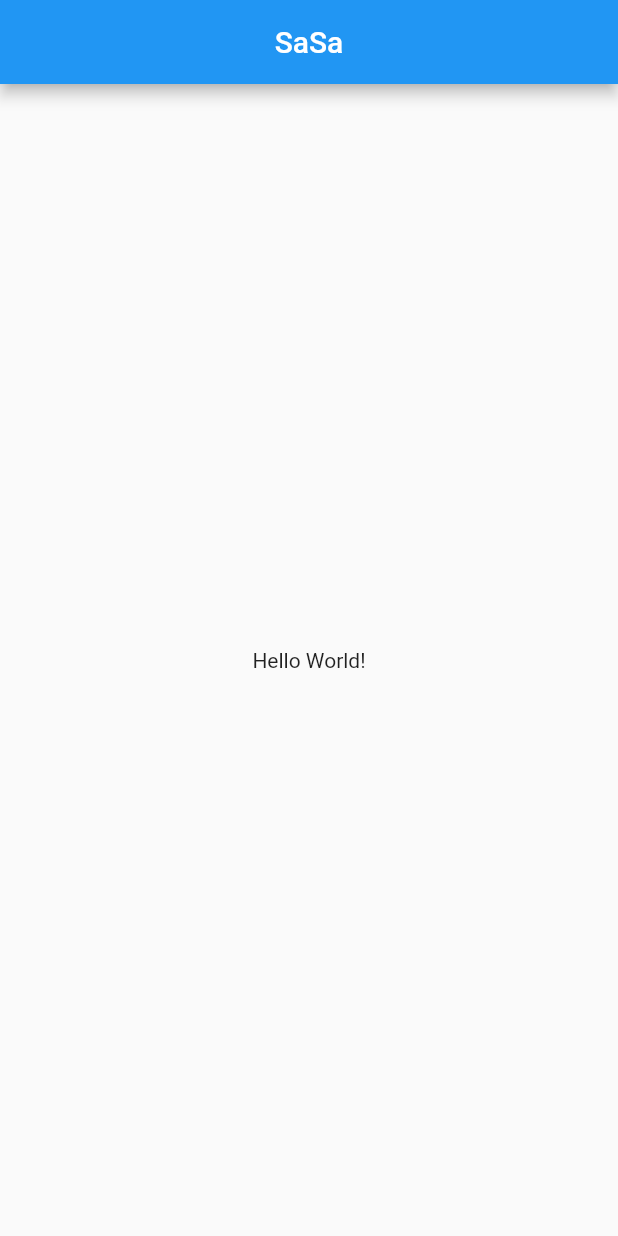
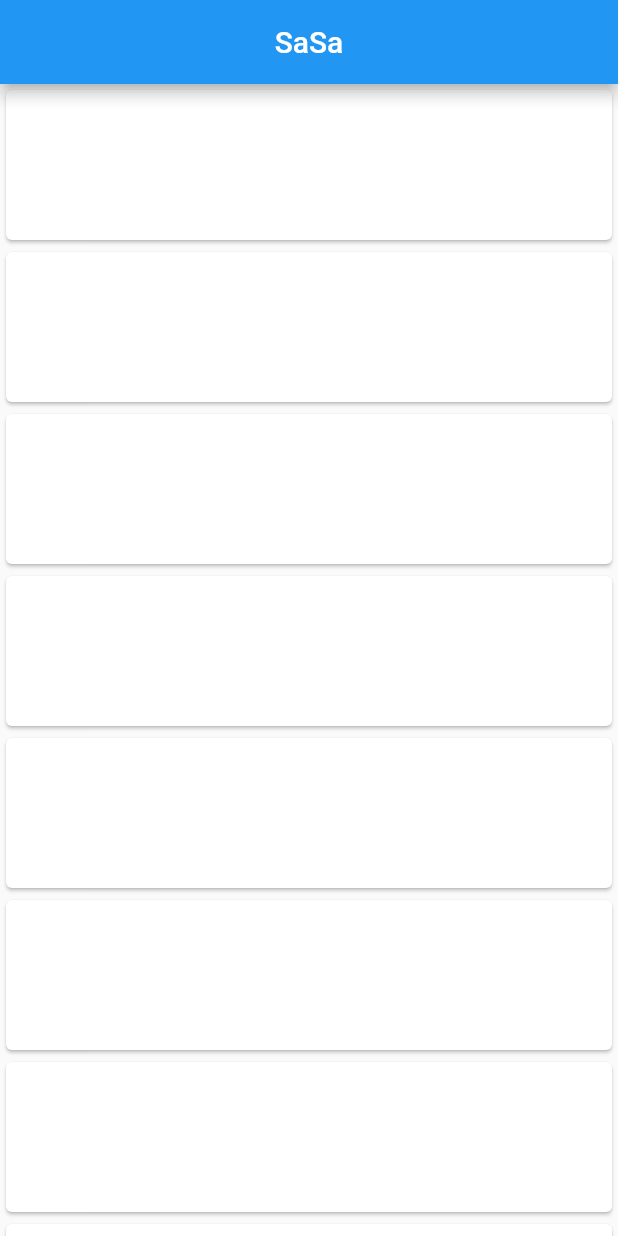
Before and after one commit to YRlp98/sasa_app, a Flutter app: the screen it shows after launch, on a phone screen of 412 x 824 dp. Run offline on Flutter 3.47's test engine with Material 2 defaults, Android fonts, the phone set to English and light mode, and no system bars.

Commit message:
Create theme class

```diff
--- a/lib/home_screen.dart
+++ b/lib/home_screen.dart
@@ -16,8 +16,17 @@ class _HomeScreenState extends State<HomeScreen> {
           title: Text(widget.title),
           centerTitle: true,
         ),
-        body: new Center(
-          child: Text('Hello World!'),
+        body: new Container(
+          child: new ListView.builder(
+            itemCount: 20,
+            itemBuilder: (context, index) {
+              return Card(
+                child: Container(
+                  height: 100,
+                ),
+              );
+            },
+          ),
         ));
   }
 }
--- a/lib/main.dart
+++ b/lib/main.dart
@@ -1,5 +1,6 @@
 import 'package:flutter/material.dart';
 import 'package:sasa_app/home_screen.dart';
+import 'package:sasa_app/theme/theme.dart';
 
 void main() => runApp(MyApp());
 
@@ -10,9 +11,7 @@ class MyApp extends StatelessWidget {
     return new MaterialApp(
       title: 'SaSa',
       debugShowCheckedModeBanner: false,
-      theme: ThemeData(
-        primarySwatch: Colors.blue,
-      ),
+      theme: appTheme,
       home: HomeScreen(title: 'SaSa'),
     );
   }
--- /dev/null
+++ b/lib/theme/theme.dart
@@ -0,0 +1,5 @@
+import 'package:flutter/material.dart';
+
+final appTheme = ThemeData(
+  primarySwatch: Colors.blue,
+);
```
